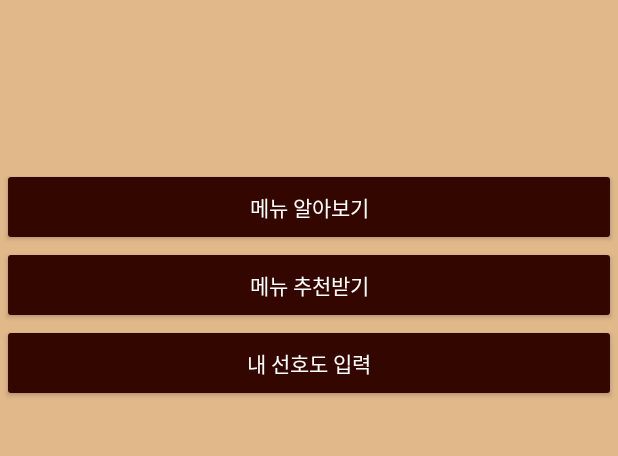
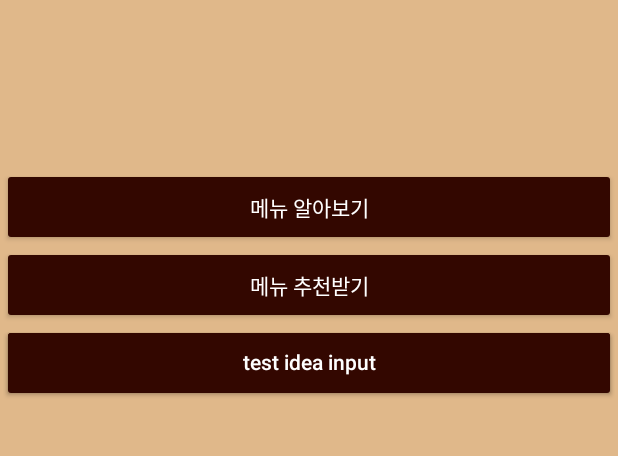
Before and after one commit to champsleague/CoffeeCounselor, an Android app: the screen it shows after launch (MainActivity), on a phone screen of 412 x 824 dp, the part 363-819 px from its top. Run offline under Robolectric (Android 15) with nearby library versions, the phone set to English and light mode, and no system bars; our stand-ins replace Firebase (no records; nobody signed in at launch, a user with empty details on screens opened directly).

Commit message:
firebase test button linked. no sending data yet

```diff
--- a/app/src/main/java/com/gachon/coffeecounselor/MainActivity.java
+++ b/app/src/main/java/com/gachon/coffeecounselor/MainActivity.java
@@ -7,7 +7,13 @@ import android.os.Bundle;
 import android.view.View;
 import android.widget.Button;
 
+import com.google.firebase.database.DatabaseReference;
+import com.google.firebase.database.FirebaseDatabase;
+
 public class MainActivity extends AppCompatActivity {
+
+    private FirebaseDatabase fbdt = FirebaseDatabase.getInstance();
+    private DatabaseReference dbref = fbdt.getReference();
 
     @Override
     protected void onCreate(Bundle savedInstanceState) {
@@ -33,5 +39,12 @@ public class MainActivity extends AppCompatActivity {
                 startActivity(intent);
             }
         });
+        Button testinput = findViewById(R.id.test_button);
+        testinput.setOnClickListener(new View.OnClickListener() {
+            @Override
+            public void onClick(View view) {
+
+            }
+        });
     }
 }
--- a/app/src/main/res/layout/activity_main.xml
+++ b/app/src/main/res/layout/activity_main.xml
@@ -52,5 +52,16 @@
         app:layout_constraintEnd_toEndOf="parent"
         app:layout_constraintStart_toStartOf="parent"
         app:layout_constraintTop_toBottomOf="@+id/button2" />
+    <Button
+        android:id="@+id/test_button"
+        android:layout_width="409dp"
+        android:layout_height="wrap_content"
+        android:backgroundTint="@color/word"
+        android:padding="15dp"
+        android:text="test idea input"
+        android:textAllCaps="false"
+        app:layout_constraintEnd_toEndOf="parent"
+        app:layout_constraintStart_toStartOf="parent"
+        app:layout_constraintTop_toBottomOf="@+id/button2" />
 
 </androidx.constraintlayout.widget.ConstraintLayout>
```
